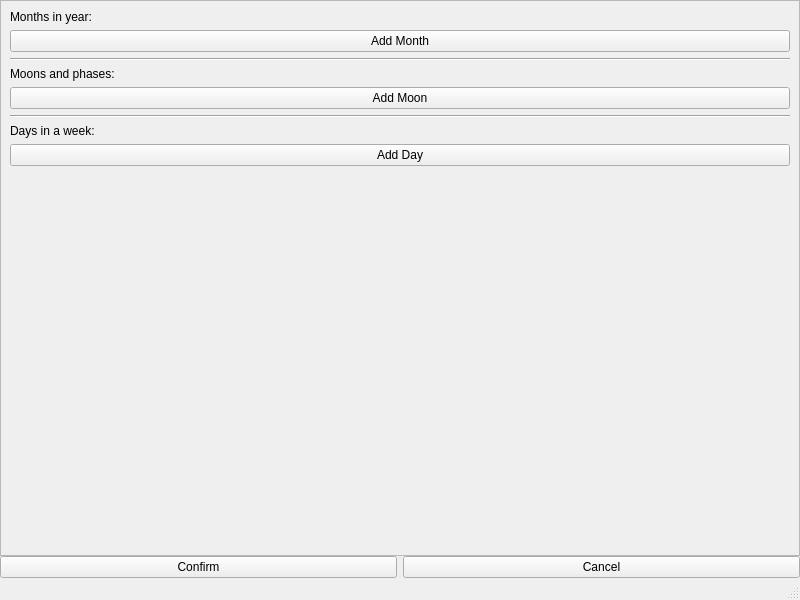
This is ui/calendarconfig.ui in ilyayae/SpaceTimeHeart as Qt 5 draws it before an edit. The edited form follows.
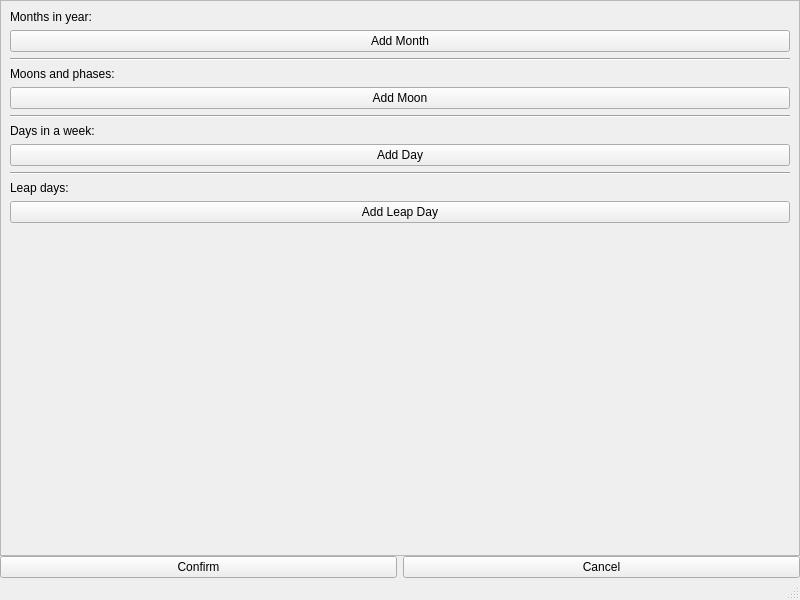
This is the edited form.

Commit message: added leap days, but not visually or randomly

```diff
--- a/ui/calendarconfig.ui
+++ b/ui/calendarconfig.ui
@@ -41,7 +41,7 @@
          <x>0</x>
          <y>0</y>
          <width>798</width>
-         <height>216</height>
+         <height>287</height>
         </rect>
        </property>
        <property name="sizePolicy">
@@ -293,6 +293,72 @@
           </layout>
          </widget>
         </item>
+        <item>
+         <widget class="Line" name="line_3">
+          <property name="orientation">
+           <enum>Qt::Orientation::Horizontal</enum>
+          </property>
+         </widget>
+        </item>
+        <item>
+         <widget class="QLabel" name="label">
+          <property name="text">
+           <string>Leap days:</string>
+          </property>
+         </widget>
+        </item>
+        <item>
+         <widget class="QWidget" name="LeapDaysEdit" native="true">
+          <layout class="QVBoxLayout" name="verticalLayout_5">
+           <property name="spacing">
+            <number>0</number>
+           </property>
+           <property name="leftMargin">
+            <number>0</number>
+           </property>
+           <property name="topMargin">
+            <number>0</number>
+           </property>
+           <property name="rightMargin">
+            <number>0</number>
+           </property>
+           <property name="bottomMargin">
+            <number>0</number>
+           </property>
+           <item>
+            <widget class="QWidget" name="AddLeapDayButton" native="true">
+             <layout class="QHBoxLayout" name="horizontalLayout_2">
+              <property name="spacing">
+               <number>0</number>
+              </property>
+              <property name="leftMargin">
+               <number>0</number>
+              </property>
+              <property name="topMargin">
+               <number>0</number>
+              </property>
+              <property name="rightMargin">
+               <number>0</number>
+              </property>
+              <property name="bottomMargin">
+               <number>0</number>
+              </property>
+              <item>
+               <widget class="QPushButton" name="AddLeapDay">
+                <property name="text">
+                 <string>Add Leap Day</string>
+                </property>
+               </widget>
+              </item>
+             </layout>
+            </widget>
+           </item>
+           <item>
+            <widget class="QWidget" name="EmptyWidget4" native="true"/>
+           </item>
+          </layout>
+         </widget>
+        </item>
        </layout>
       </widget>
      </widget>
```
The commit also changes 1232 other files.
